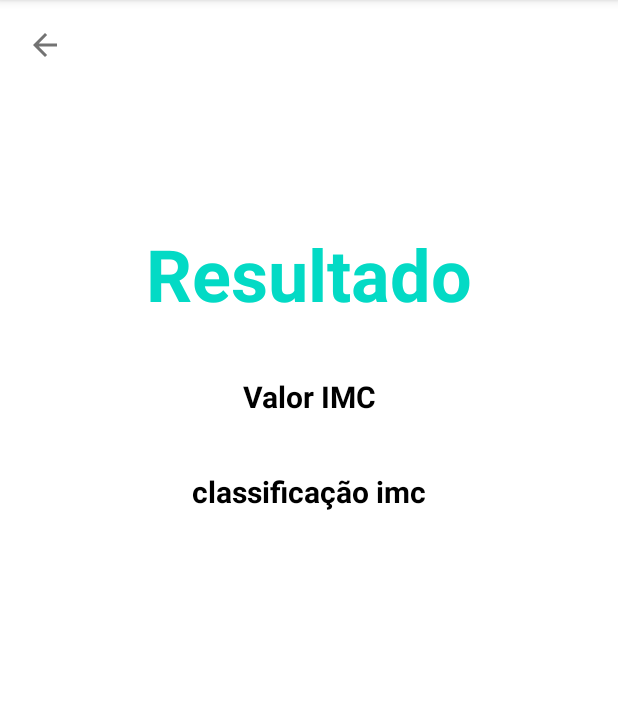
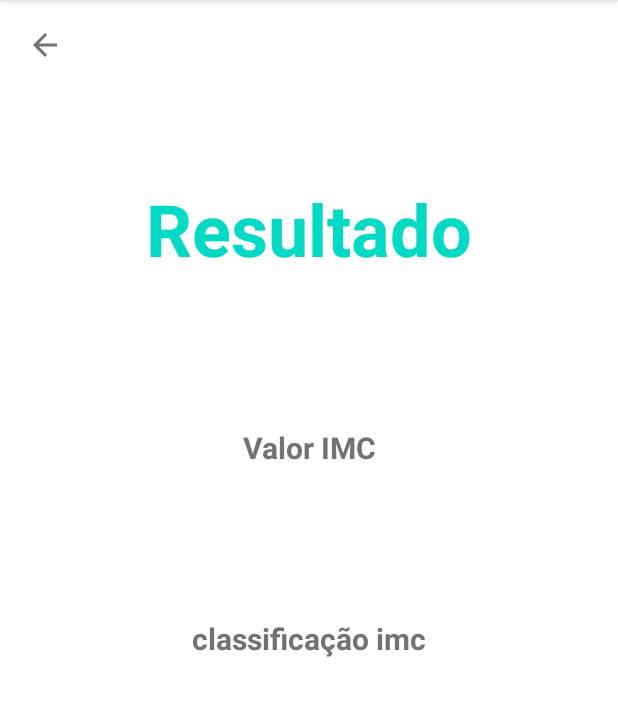
Before and after one commit to YgorBrilhante/imc-calculator, an Android app: the screen it shows after launch (ResultActivity), after a tap on "CALCULAR", on a phone screen of 412 x 824 dp, the part 84-800 px from its top. Run offline under Robolectric (Android 15) with nearby library versions, the phone set to English and light mode, and no system bars.

```diff
--- a/app/src/main/java/com/brilhante/imc_app/ResultActivity.kt
+++ b/app/src/main/java/com/brilhante/imc_app/ResultActivity.kt
@@ -35,4 +35,5 @@ class ResultActivity : AppCompatActivity() {
         }
     }
 
+
     }
--- a/app/src/main/res/layout/activity_result.xml
+++ b/app/src/main/res/layout/activity_result.xml
@@ -10,7 +10,7 @@
         android:id="@+id/resultTITLE"
         android:layout_width="wrap_content"
         android:layout_height="wrap_content"
-        android:layout_marginTop="150dp"
+        android:layout_marginTop="120dp"
         android:text="@string/result_txt"
         android:textColor="@color/teal_200"
         android:textSize="48sp"
@@ -27,15 +27,15 @@
         android:layout_height="wrap_content"
         android:layout_marginStart="16dp"
         android:layout_marginLeft="16dp"
-        android:layout_marginTop="36dp"
+        android:layout_marginTop="100dp"
         android:layout_marginEnd="16dp"
         android:layout_marginRight="16dp"
-        android:textColor="@color/black"
         android:textSize="20sp"
         app:layout_constraintEnd_toEndOf="parent"
         app:layout_constraintStart_toStartOf="parent"
         app:layout_constraintTop_toBottomOf="@+id/resultTITLE"
-        android:text="@string/imc_value_text"/>
+        android:text="@string/imc_value_text"
+        android:textColor="@color/default_android"/>
 
     <TextView
         android:id="@+id/classificationTXT"
@@ -44,15 +44,15 @@
         android:layout_height="wrap_content"
         android:layout_marginStart="16dp"
         android:layout_marginLeft="16dp"
-        android:layout_marginTop="36dp"
+        android:layout_marginTop="100dp"
         android:layout_marginEnd="16dp"
         android:layout_marginRight="16dp"
-        android:textColor="@color/black"
         android:textSize="20sp"
         app:layout_constraintEnd_toEndOf="parent"
         app:layout_constraintStart_toStartOf="parent"
         app:layout_constraintTop_toBottomOf="@+id/resultTXT"
-        android:text="@string/imc_class_txt" />
+        android:text="@string/imc_class_txt"
+        android:textColor="@color/default_android"/>
 
     <ImageButton
         android:id="@+id/backBTN"
--- a/app/src/main/res/values-night/themes.xml
+++ b/app/src/main/res/values-night/themes.xml
@@ -4,7 +4,7 @@
         <!-- Primary brand color. -->
         <item name="colorPrimary">@color/purple_200</item>
         <item name="colorPrimaryVariant">@color/purple_700</item>
-        <item name="colorOnPrimary">@color/black</item>
+        <item name="colorOnPrimary">@color/white</item>
         <!-- Secondary brand color. -->
         <item name="colorSecondary">@color/teal_200</item>
         <item name="colorSecondaryVariant">@color/teal_200</item>
```
